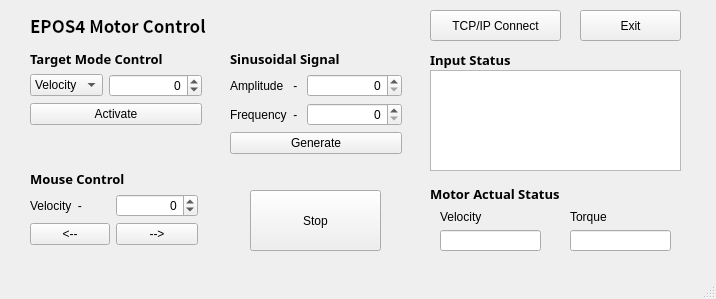
shkwon98/EPOS4-SOEM-Gui, file mainwindow.ui: the form before one commit.
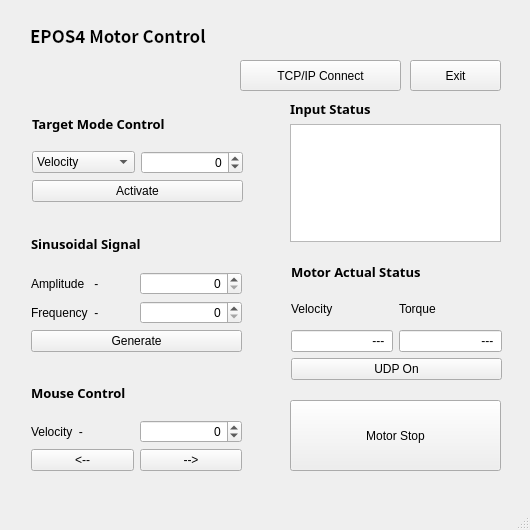
The form after the commit.

Patch:
```diff
--- a/mainwindow.ui
+++ b/mainwindow.ui
@@ -6,8 +6,8 @@
    <rect>
     <x>0</x>
     <y>0</y>
-    <width>716</width>
-    <height>299</height>
+    <width>530</width>
+    <height>530</height>
    </rect>
   </property>
   <property name="windowTitle">
@@ -17,9 +17,9 @@
    <widget class="QPushButton" name="exitButton">
     <property name="geometry">
      <rect>
-      <x>580</x>
-      <y>10</y>
-      <width>101</width>
+      <x>410</x>
+      <y>60</y>
+      <width>91</width>
       <height>31</height>
      </rect>
     </property>
@@ -31,8 +31,8 @@
     <property name="geometry">
      <rect>
       <x>30</x>
-      <y>10</y>
-      <width>261</width>
+      <y>20</y>
+      <width>291</width>
       <height>31</height>
      </rect>
     </property>
@@ -49,22 +49,12 @@
      <string>EPOS4 Motor Control</string>
     </property>
    </widget>
-   <widget class="QTextBrowser" name="inputBrowser">
-    <property name="geometry">
-     <rect>
-      <x>430</x>
-      <y>70</y>
-      <width>251</width>
-      <height>101</height>
-     </rect>
-    </property>
-   </widget>
    <widget class="QPushButton" name="tcpConnectButton">
     <property name="geometry">
      <rect>
-      <x>430</x>
-      <y>10</y>
-      <width>131</width>
+      <x>240</x>
+      <y>60</y>
+      <width>161</width>
       <height>31</height>
      </rect>
     </property>
@@ -72,119 +62,189 @@
      <string>TCP/IP Connect</string>
     </property>
    </widget>
-   <widget class="QLabel" name="label_7">
+   <widget class="QPushButton" name="stopButton">
     <property name="geometry">
      <rect>
-      <x>430</x>
-      <y>50</y>
-      <width>91</width>
-      <height>20</height>
+      <x>290</x>
+      <y>400</y>
+      <width>211</width>
+      <height>71</height>
      </rect>
     </property>
-    <property name="font">
-     <font>
-      <family>맑은 고딕</family>
-      <pointsize>10</pointsize>
-      <weight>75</weight>
-      <bold>true</bold>
-     </font>
-    </property>
     <property name="text">
-     <string>Input Status</string>
+     <string>Motor Stop</string>
     </property>
    </widget>
-   <widget class="QLabel" name="label_8">
+   <widget class="QWidget" name="">
     <property name="geometry">
      <rect>
-      <x>430</x>
-      <y>184</y>
-      <width>141</width>
-      <height>20</height>
+      <x>290</x>
+      <y>100</y>
+      <width>211</width>
+      <height>142</height>
      </rect>
     </property>
-    <property name="font">
-     <font>
-      <family>맑은 고딕</family>
-      <pointsize>10</pointsize>
-      <weight>75</weight>
-      <bold>true</bold>
-     </font>
-    </property>
-    <property name="text">
-     <string>Motor Actual Status</string>
-    </property>
+    <layout class="QFormLayout" name="InputStatus">
+     <item row="1" column="0" colspan="2">
+      <widget class="QTextBrowser" name="inputBrowser">
+       <property name="focusPolicy">
+        <enum>Qt::NoFocus</enum>
+       </property>
+      </widget>
+     </item>
+     <item row="0" column="0" colspan="2">
+      <widget class="QLabel" name="label_7">
+       <property name="font">
+        <font>
+         <family>맑은 고딕</family>
+         <pointsize>10</pointsize>
+         <weight>75</weight>
+         <bold>true</bold>
+        </font>
+       </property>
+       <property name="text">
+        <string>Input Status</string>
+       </property>
+      </widget>
+     </item>
+    </layout>
    </widget>
-   <widget class="QLabel" name="label_10">
+   <widget class="QWidget" name="">
     <property name="geometry">
      <rect>
-      <x>440</x>
-      <y>206</y>
-      <width>81</width>
-      <height>21</height>
+      <x>31</x>
+      <y>371</y>
+      <width>211</width>
+      <height>100</height>
      </rect>
     </property>
-    <property name="text">
-     <string>Velocity</string>
-    </property>
+    <layout class="QGridLayout" name="MouseControl">
+     <item row="0" column="0" colspan="2">
+      <widget class="QLabel" name="label_9">
+       <property name="font">
+        <font>
+         <family>맑은 고딕</family>
+         <pointsize>10</pointsize>
+         <weight>75</weight>
+         <bold>true</bold>
+        </font>
+       </property>
+       <property name="text">
+        <string>Mouse Control</string>
+       </property>
+      </widget>
+     </item>
+     <item row="1" column="0">
+      <widget class="QLabel" name="label_6">
+       <property name="text">
+        <string>Velocity  - </string>
+       </property>
+      </widget>
+     </item>
+     <item row="1" column="1">
+      <widget class="QSpinBox" name="velocity">
+       <property name="alignment">
+        <set>Qt::AlignRight|Qt::AlignTrailing|Qt::AlignVCenter</set>
+       </property>
+       <property name="minimum">
+        <number>-20000</number>
+       </property>
+       <property name="maximum">
+        <number>20000</number>
+       </property>
+      </widget>
+     </item>
+     <item row="2" column="0">
+      <widget class="QPushButton" name="ccwButton">
+       <property name="text">
+        <string>&lt;--</string>
+       </property>
+      </widget>
+     </item>
+     <item row="2" column="1">
+      <widget class="QPushButton" name="cwButton">
+       <property name="text">
+        <string>--&gt;</string>
+       </property>
+      </widget>
+     </item>
+    </layout>
    </widget>
-   <widget class="QLabel" name="label_11">
+   <widget class="QWidget" name="">
     <property name="geometry">
      <rect>
-      <x>570</x>
-      <y>206</y>
-      <width>81</width>
-      <height>21</height>
+      <x>31</x>
+      <y>221</y>
+      <width>211</width>
+      <height>131</height>
      </rect>
     </property>
-    <property name="text">
-     <string>Torque</string>
-    </property>
+    <layout class="QGridLayout" name="SinusoidalSignal">
+     <item row="0" column="0" colspan="2">
+      <widget class="QLabel" name="label_2">
+       <property name="font">
+        <font>
+         <family>맑은 고딕</family>
+         <pointsize>10</pointsize>
+         <weight>75</weight>
+         <bold>true</bold>
+        </font>
+       </property>
+       <property name="text">
+        <string>Sinusoidal Signal</string>
+       </property>
+      </widget>
+     </item>
+     <item row="1" column="0">
+      <widget class="QLabel" name="label_3">
+       <property name="text">
+        <string>Amplitude   - </string>
+       </property>
+      </widget>
+     </item>
+     <item row="1" column="1">
+      <widget class="QSpinBox" name="amplitude">
+       <property name="alignment">
+        <set>Qt::AlignRight|Qt::AlignTrailing|Qt::AlignVCenter</set>
+       </property>
+       <property name="maximum">
+        <number>20000</number>
+       </property>
+      </widget>
+     </item>
+     <item row="2" column="0">
+      <widget class="QLabel" name="label_4">
+       <property name="text">
+        <string>Frequency  - </string>
+       </property>
+      </widget>
+     </item>
+     <item row="2" column="1">
+      <widget class="QSpinBox" name="frequency">
+       <property name="alignment">
+        <set>Qt::AlignRight|Qt::AlignTrailing|Qt::AlignVCenter</set>
+       </property>
+      </widget>
+     </item>
+     <item row="3" column="0" colspan="2">
+      <widget class="QPushButton" name="generateButton">
+       <property name="text">
+        <string>Generate</string>
+       </property>
+      </widget>
+     </item>
+    </layout>
    </widget>
-   <widget class="QLineEdit" name="actualVelocity">
-    <property name="geometry">
-     <rect>
-      <x>440</x>
-      <y>230</y>
-      <width>101</width>
-      <height>21</height>
-     </rect>
-    </property>
-    <property name="alignment">
-     <set>Qt::AlignRight|Qt::AlignTrailing|Qt::AlignVCenter</set>
-    </property>
-    <property name="readOnly">
-     <bool>true</bool>
-    </property>
-   </widget>
-   <widget class="QLineEdit" name="actualTorque">
-    <property name="geometry">
-     <rect>
-      <x>570</x>
-      <y>230</y>
-      <width>101</width>
-      <height>21</height>
-     </rect>
-    </property>
-    <property name="text">
-     <string/>
-    </property>
-    <property name="alignment">
-     <set>Qt::AlignRight|Qt::AlignTrailing|Qt::AlignVCenter</set>
-    </property>
-    <property name="readOnly">
-     <bool>true</bool>
-    </property>
-   </widget>
    <widget class="QWidget" name="">
     <property name="geometry">
      <rect>
-      <x>30</x>
-      <y>50</y>
-      <width>172</width>
-      <height>85</height>
+      <x>32</x>
+      <y>102</y>
+      <width>211</width>
+      <height>100</height>
      </rect>
     </property>
-    <layout class="QFormLayout" name="formLayout_2">
+    <layout class="QGridLayout" name="TargetModeControl">
      <item row="0" column="0" colspan="2">
       <widget class="QLabel" name="label_5">
        <property name="font">
@@ -247,15 +307,15 @@
    <widget class="QWidget" name="">
     <property name="geometry">
      <rect>
-      <x>230</x>
-      <y>50</y>
-      <width>172</width>
-      <height>117</height>
+      <x>291</x>
+      <y>256</y>
+      <width>211</width>
+      <height>124</height>
      </rect>
     </property>
-    <layout class="QFormLayout" name="formLayout">
+    <layout class="QGridLayout" name="gridLayout">
      <item row="0" column="0" colspan="2">
-      <widget class="QLabel" name="label_2">
+      <widget class="QLabel" name="label_8">
        <property name="font">
         <font>
          <family>맑은 고딕</family>
@@ -265,119 +325,69 @@
         </font>
        </property>
        <property name="text">
-        <string>Sinusoidal Signal</string>
+        <string>Motor Actual Status</string>
        </property>
       </widget>
      </item>
      <item row="1" column="0">
-      <widget class="QLabel" name="label_3">
+      <widget class="QLabel" name="label_10">
        <property name="text">
-        <string>Amplitude   - </string>
+        <string>Velocity</string>
        </property>
       </widget>
      </item>
      <item row="1" column="1">
-      <widget class="QSpinBox" name="amplitude">
-       <property name="alignment">
-        <set>Qt::AlignRight|Qt::AlignTrailing|Qt::AlignVCenter</set>
-       </property>
-       <property name="maximum">
-        <number>20000</number>
+      <widget class="QLabel" name="label_11">
+       <property name="text">
+        <string>Torque</string>
        </property>
       </widget>
      </item>
      <item row="2" column="0">
-      <widget class="QLabel" name="label_4">
+      <widget class="QLineEdit" name="actualVelocity">
+       <property name="focusPolicy">
+        <enum>Qt::NoFocus</enum>
+       </property>
        <property name="text">
-        <string>Frequency  - </string>
+        <string> --- </string>
+       </property>
+       <property name="alignment">
+        <set>Qt::AlignRight|Qt::AlignTrailing|Qt::AlignVCenter</set>
+       </property>
+       <property name="readOnly">
+        <bool>true</bool>
        </property>
       </widget>
      </item>
      <item row="2" column="1">
-      <widget class="QSpinBox" name="frequency">
+      <widget class="QLineEdit" name="actualTorque">
+       <property name="focusPolicy">
+        <enum>Qt::NoFocus</enum>
+       </property>
+       <property name="text">
+        <string> --- </string>
+       </property>
        <property name="alignment">
         <set>Qt::AlignRight|Qt::AlignTrailing|Qt::AlignVCenter</set>
        </property>
+       <property name="readOnly">
+        <bool>true</bool>
+       </property>
       </widget>
      </item>
      <item row="3" column="0" colspan="2">
-      <widget class="QPushButton" name="generateButton">
-       <property name="text">
-        <string>Generate</string>
+      <widget class="QPushButton" name="udpButton">
+       <property name="focusPolicy">
+        <enum>Qt::StrongFocus</enum>
        </property>
-      </widget>
-     </item>
-    </layout>
-   </widget>
-   <widget class="QPushButton" name="stopButton">
-    <property name="geometry">
-     <rect>
-      <x>250</x>
-      <y>190</y>
-      <width>131</width>
-      <height>61</height>
-     </rect>
-    </property>
-    <property name="text">
-     <string>Stop</string>
-    </property>
-   </widget>
-   <widget class="QWidget" name="">
-    <property name="geometry">
-     <rect>
-      <x>30</x>
-      <y>170</y>
-      <width>168</width>
-      <height>85</height>
-     </rect>
-    </property>
-    <layout class="QFormLayout" name="formLayout_3">
-     <item row="0" column="0" colspan="2">
-      <widget class="QLabel" name="label_9">
-       <property name="font">
-        <font>
-         <family>맑은 고딕</family>
-         <pointsize>10</pointsize>
-         <weight>75</weight>
-         <bold>true</bold>
-        </font>
-       </property>
        <property name="text">
-        <string>Mouse Control</string>
+        <string>UDP On</string>
        </property>
-      </widget>
-     </item>
-     <item row="1" column="0">
-      <widget class="QLabel" name="label_6">
-       <property name="text">
-        <string>Velocity  - </string>
+       <property name="checkable">
+        <bool>true</bool>
        </property>
-      </widget>
-     </item>
-     <item row="1" column="1">
-      <widget class="QSpinBox" name="velocity">
-       <property name="alignment">
-        <set>Qt::AlignRight|Qt::AlignTrailing|Qt::AlignVCenter</set>
-       </property>
-       <property name="minimum">
-        <number>-20000</number>
-       </property>
-       <property name="maximum">
-        <number>20000</number>
-       </property>
-      </widget>
-     </item>
-     <item row="2" column="0">
-      <widget class="QPushButton" name="ccwButton">
-       <property name="text">
-        <string>&lt;--</string>
-       </property>
-      </widget>
-     </item>
-     <item row="2" column="1">
-      <widget class="QPushButton" name="cwButton">
-       <property name="text">
-        <string>--&gt;</string>
+       <property name="checked">
+        <bool>false</bool>
        </property>
       </widget>
      </item>
```
Left out of the diff: 6 changed lines with no effect on the pictures.
